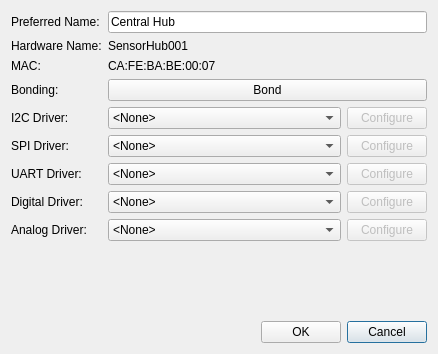
Above: omegasensor_pc/ui/Config.ui from wjackson2112/SeniorDesignHub before the change. Below: the same form after it.
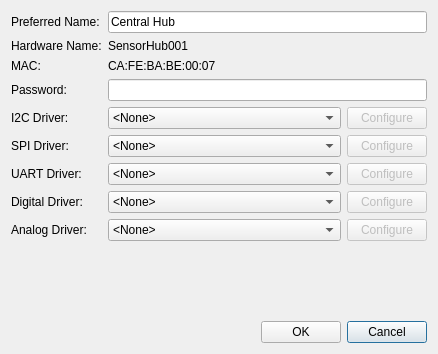
That is the form after the change.

Commit message: Visualization fixe and the password config.

Diff of the .ui file:
```diff
--- a/omegasensor_pc/ui/Config.ui
+++ b/omegasensor_pc/ui/Config.ui
@@ -67,7 +67,7 @@
      <item row="3" column="0">
       <widget class="QLabel" name="label_4">
        <property name="text">
-        <string>Bonding:</string>
+        <string>Password:</string>
        </property>
       </widget>
      </item>
@@ -106,13 +106,6 @@
        </property>
       </widget>
      </item>
-     <item row="3" column="1">
-      <widget class="QPushButton" name="pushButton">
-       <property name="text">
-        <string>Bond</string>
-       </property>
-      </widget>
-     </item>
      <item row="5" column="1">
       <layout class="QHBoxLayout" name="horizontalLayout_2">
        <item>
@@ -258,6 +251,13 @@
        </item>
       </layout>
      </item>
+     <item row="3" column="1">
+      <widget class="QLineEdit" name="password">
+       <property name="echoMode">
+        <enum>QLineEdit::PasswordEchoOnEdit</enum>
+       </property>
+      </widget>
+     </item>
     </layout>
    </item>
    <item>
```
The commit also changes 7 other files.
